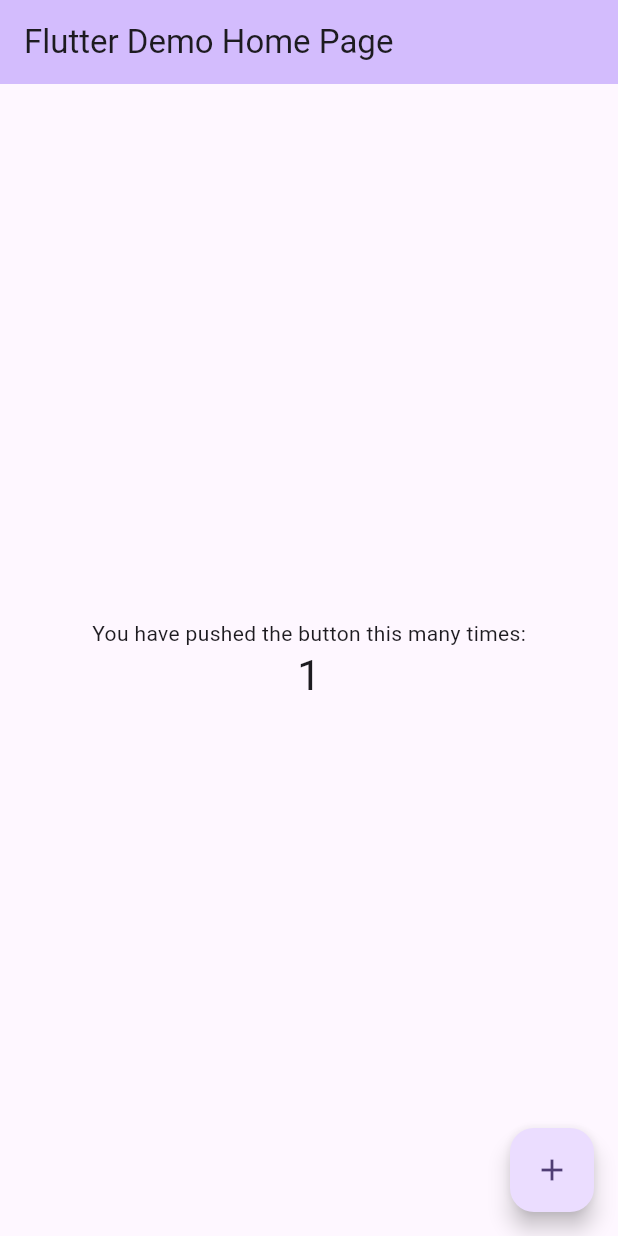
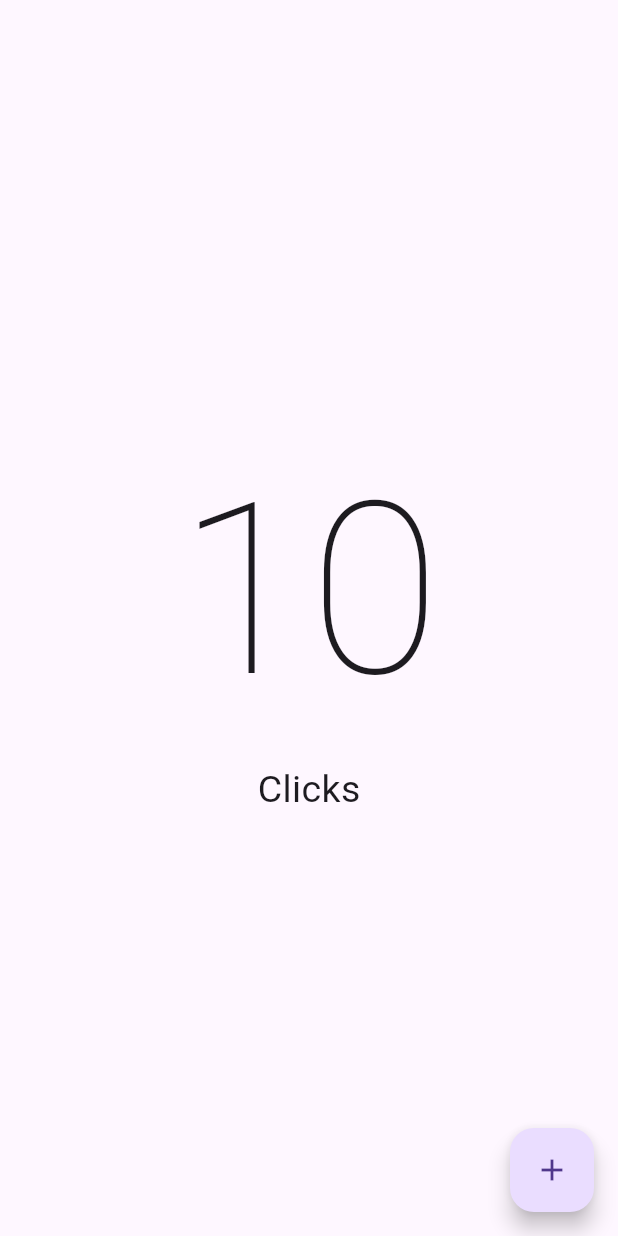
Before and after one commit to eacardenase/flutter-op-counter, a Flutter app: the screen it shows after launch, after a tap on the "add" icon, on a phone screen of 412 x 824 dp. Run offline on Flutter 3.47's test engine with Material 3 defaults, Android fonts, the phone set to English and light mode, and no system bars.

Commit message:
feat: basic setup

```diff
--- a/analysis_options.yaml
+++ b/analysis_options.yaml
@@ -22,7 +22,7 @@ linter:
   # producing the lint.
   rules:
     # avoid_print: false  # Uncomment to disable the `avoid_print` rule
-    # prefer_single_quotes: true  # Uncomment to enable the `prefer_single_quotes` rule
+    prefer_single_quotes: true # Uncomment to enable the `prefer_single_quotes` rule
 
 # Additional information about this file can be found at
 # https://dart.dev/guides/language/analysis-options
--- a/lib/main.dart
+++ b/lib/main.dart
@@ -1,125 +1,18 @@
 import 'package:flutter/material.dart';
+import 'package:op_counter/presentation/screens/counter/counter_screen.dart';
 
 void main() {
-  runApp(const MyApp());
+  runApp(const App());
 }
 
-class MyApp extends StatelessWidget {
-  const MyApp({super.key});
+class App extends StatelessWidget {
+  const App({super.key});
 
-  // This widget is the root of your application.
   @override
   Widget build(BuildContext context) {
-    return MaterialApp(
-      title: 'Flutter Demo',
-      theme: ThemeData(
-        // This is the theme of your application.
-        //
-        // TRY THIS: Try running your application with "flutter run". You'll see
-        // the application has a purple toolbar. Then, without quitting the app,
-        // try changing the seedColor in the colorScheme below to Colors.green
-        // and then invoke "hot reload" (save your changes or press the "hot
-        // reload" button in a Flutter-supported IDE, or press "r" if you used
-        // the command line to start the app).
-        //
-        // Notice that the counter didn't reset back to zero; the application
-        // state is not lost during the reload. To reset the state, use hot
-        // restart instead.
-        //
-        // This works for code too, not just values: Most code changes can be
-        // tested with just a hot reload.
-        colorScheme: ColorScheme.fromSeed(seedColor: Colors.deepPurple),
-        useMaterial3: true,
-      ),
-      home: const MyHomePage(title: 'Flutter Demo Home Page'),
+    return const MaterialApp(
+      home: CounterScreen(),
+      debugShowCheckedModeBanner: false,
     );
   }
 }
-
-class MyHomePage extends StatefulWidget {
-  const MyHomePage({super.key, required this.title});
-
-  // This widget is the home page of your application. It is stateful, meaning
-  // that it has a State object (defined below) that contains fields that affect
-  // how it looks.
-
-  // This class is the configuration for the state. It holds the values (in this
-  // case the title) provided by the parent (in this case the App widget) and
-  // used by the build method of the State. Fields in a Widget subclass are
-  // always marked "final".
-
-  final String title;
-
-  @override
-  State<MyHomePage> createState() => _MyHomePageState();
-}
-
-class _MyHomePageState extends State<MyHomePage> {
-  int _counter = 0;
-
-  void _incrementCounter() {
-    setState(() {
-      // This call to setState tells the Flutter framework that something has
-      // changed in this State, which causes it to rerun the build method below
-      // so that the display can reflect the updated values. If we changed
-      // _counter without calling setState(), then the build method would not be
-      // called again, and so nothing would appear to happen.
-      _counter++;
-    });
-  }
-
-  @override
-  Widget build(BuildContext context) {
-    // This method is rerun every time setState is called, for instance as done
-    // by the _incrementCounter method above.
-    //
-    // The Flutter framework has been optimized to make rerunning build methods
-    // fast, so that you can just rebuild anything that needs updating rather
-    // than having to individually change instances of widgets.
-    return Scaffold(
-      appBar: AppBar(
-        // TRY THIS: Try changing the color here to a specific color (to
-        // Colors.amber, perhaps?) and trigger a hot reload to see the AppBar
-        // change color while the other colors stay the same.
-        backgroundColor: Theme.of(context).colorScheme.inversePrimary,
-        // Here we take the value from the MyHomePage object that was created by
-        // the App.build method, and use it to set our appbar title.
-        title: Text(widget.title),
-      ),
-      body: Center(
-        // Center is a layout widget. It takes a single child and positions it
-        // in the middle of the parent.
-        child: Column(
-          // Column is also a layout widget. It takes a list of children and
-          // arranges them vertically. By default, it sizes itself to fit its
-          // children horizontally, and tries to be as tall as its parent.
-          //
-          // Column has various properties to control how it sizes itself and
-          // how it positions its children. Here we use mainAxisAlignment to
-          // center the children vertically; the main axis here is the vertical
-          // axis because Columns are vertical (the cross axis would be
-          // horizontal).
-          //
-          // TRY THIS: Invoke "debug painting" (choose the "Toggle Debug Paint"
-          // action in the IDE, or press "p" in the console), to see the
-          // wireframe for each widget.
-          mainAxisAlignment: MainAxisAlignment.center,
-          children: <Widget>[
-            const Text(
-              'You have pushed the button this many times:',
-            ),
-            Text(
-              '$_counter',
-              style: Theme.of(context).textTheme.headlineMedium,
-            ),
-          ],
-        ),
-      ),
-      floatingActionButton: FloatingActionButton(
-        onPressed: _incrementCounter,
-        tooltip: 'Increment',
-        child: const Icon(Icons.add),
-      ), // This trailing comma makes auto-formatting nicer for build methods.
-    );
-  }
-}
--- /dev/null
+++ b/lib/presentation/screens/counter/counter_screen.dart
@@ -0,0 +1,35 @@
+import 'package:flutter/material.dart';
+
+class CounterScreen extends StatelessWidget {
+  const CounterScreen({super.key});
+
+  @override
+  Widget build(BuildContext context) {
+    return Scaffold(
+      body: const Center(
+        child: Column(
+          mainAxisAlignment: MainAxisAlignment.center,
+          children: [
+            Text(
+              '10',
+              style: TextStyle(
+                fontSize: 160,
+                fontWeight: FontWeight.w100,
+              ),
+            ),
+            Text(
+              'Clicks',
+              style: TextStyle(
+                fontSize: 25,
+              ),
+            ),
+          ],
+        ),
+      ),
+      floatingActionButton: FloatingActionButton(
+        onPressed: () {},
+        child: const Icon(Icons.add),
+      ),
+    );
+  }
+}
--- a/pubspec.yaml
+++ b/pubspec.yaml
@@ -1,5 +1,5 @@
 name: op_counter
-description: "A new Flutter project."
+description: 'A new Flutter project.'
 # The following line prevents the package from being accidentally published to
 # pub.dev using `flutter pub publish`. This is preferred for private packages.
 publish_to: 'none' # Remove this line if you wish to publish to pub.dev
@@ -31,7 +31,6 @@ dependencies:
   flutter:
     sdk: flutter
 
-
   # The following adds the Cupertino Icons font to your application.
   # Use with the CupertinoIcons class for iOS style icons.
   cupertino_icons: ^1.0.6
@@ -52,7 +51,6 @@ dev_dependencies:
 
 # The following section is specific to Flutter packages.
 flutter:
-
   # The following line ensures that the Material Icons font is
   # included with your application, so that you can use the icons in
   # the material Icons class.
```
Also changed, not shown: 1 other file.
